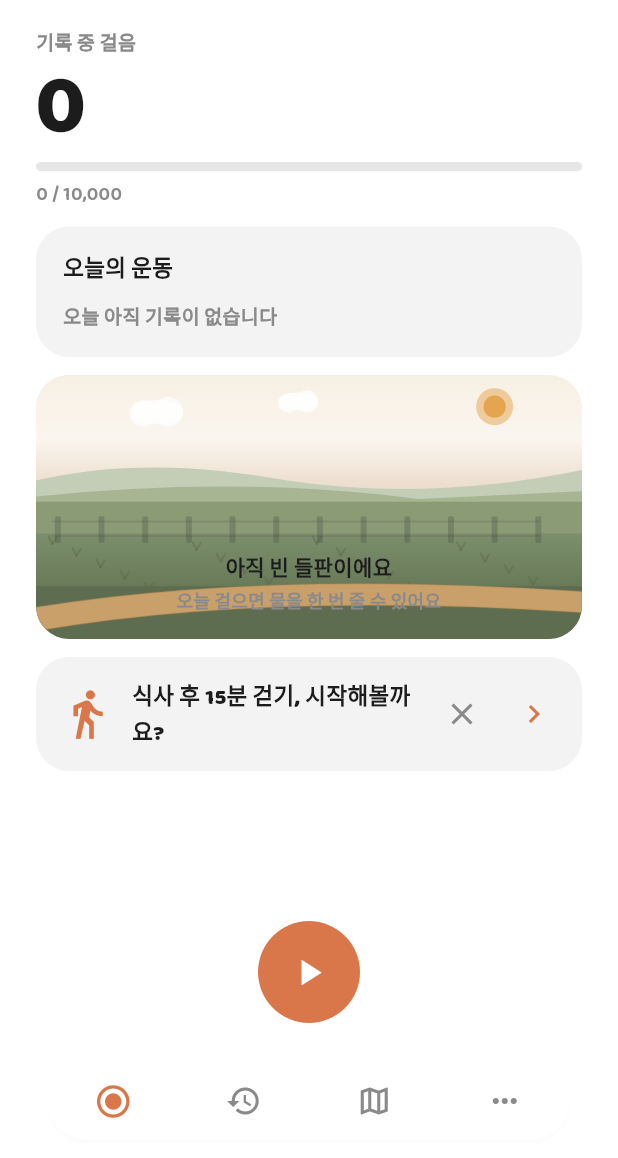
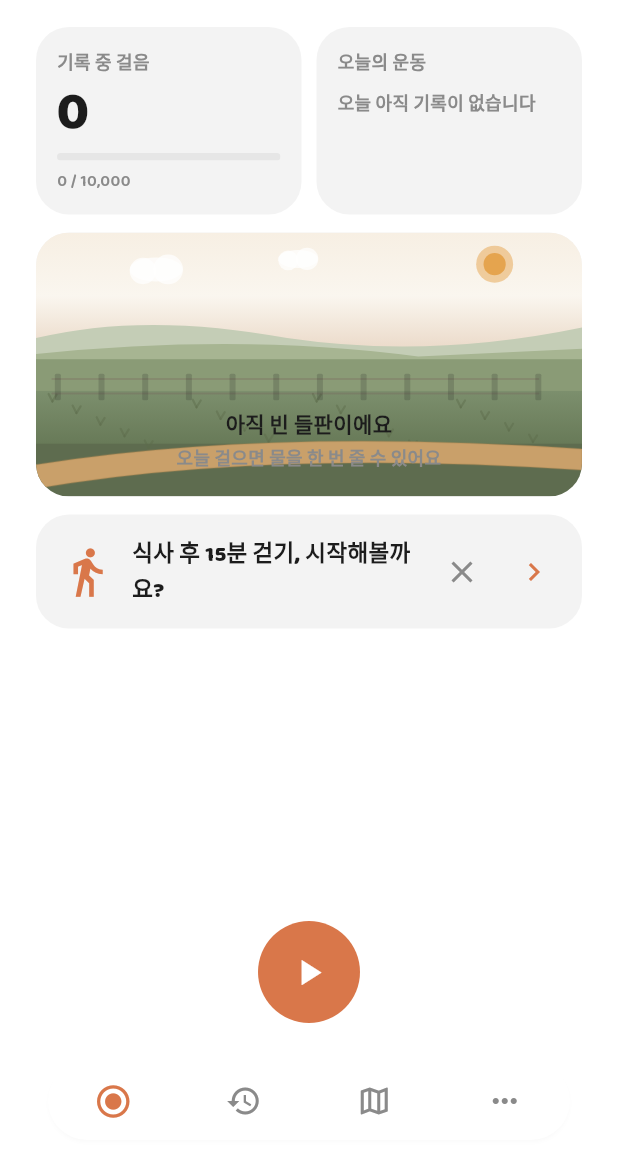
Before and after one commit to funexcloud/balmi, a Flutter app: the AppShell screen opened directly, on a phone screen of 412 x 824 dp, the part 78-1236 px from its top. Run offline on Flutter 3.47's test engine with Material 3 defaults, Android fonts, the phone set to English and light mode, and no system bars; our stand-ins replace drift, flutter_local_notifications, flutter_map, flutter_tts, geolocator, latlong2 and 4 more; missing offline and left inert: flutter_foreground_task; accounts and stored records are empty; generated files the repository leaves out were written again; statements that could not run were skipped.

Commit message:
feat(home): put 오늘 걸음 and 오늘의 운동 side by side
Equal Expanded cards in one home row (steps + goal | exercise time/km).
Bump to 0.1.13+15 for v0.1.13-mvp APK refresh.

Co-authored-by: 송지훈 / Jihoon Song <kwangrun.dev@gmail.com>

```diff
--- a/lib/features/home/home_screen.dart
+++ b/lib/features/home/home_screen.dart
@@ -129,17 +129,28 @@ class _HomeScreenState extends State<HomeScreen> {
           child: ListView(
             padding: const EdgeInsets.fromLTRB(24, 12, 24, 16),
             children: [
-              TodayHero(
+              IntrinsicHeight(
+                child: Row(
+                  crossAxisAlignment: CrossAxisAlignment.stretch,
+                  children: [
+                    Expanded(
+                      child: TodayStepsCard(
                         steps: steps.displaySteps,
                         stepLabel: steps.label,
-                stats: _today,
                         stepGoal: stepGoal.goal,
                       ),
-              const SizedBox(height: 12),
-              TodayExerciseCard(
+                    ),
+                    const SizedBox(width: 10),
+                    Expanded(
+                      child: TodayExerciseCard(
                         stats: _today,
                         exerciseMinutes: stepGoal.exerciseMinutes,
                         exerciseKm: stepGoal.exerciseKm,
+                        compact: true,
+                      ),
+                    ),
+                  ],
+                ),
               ),
               const SizedBox(height: 12),
               FarmStatusCard(
--- a/lib/widgets/today_exercise_card.dart
+++ b/lib/widgets/today_exercise_card.dart
@@ -11,11 +11,15 @@ class TodayExerciseCard extends StatelessWidget {
     required this.stats,
     required this.exerciseMinutes,
     required this.exerciseKm,
+    this.compact = false,
   });
 
   final PeriodStats stats;
   final int exerciseMinutes;
   final double exerciseKm;
+
+  /// Tighter padding / type for half-width home row.
+  final bool compact;
 
   @override
   Widget build(BuildContext context) {
@@ -24,31 +28,39 @@ class TodayExerciseCard extends StatelessWidget {
       exerciseMinutes: exerciseMinutes,
       exerciseKm: exerciseKm,
     );
+    final pad = compact ? 14.0 : 18.0;
     return Semantics(
       label: stats.isEmpty
           ? '${BalmiCopy.todayExercise}. ${BalmiCopy.todayEmpty}'
           : '${BalmiCopy.todayExercise} ${_minutesLine(progress)} ${_kmLine(progress)}',
       child: Container(
         width: double.infinity,
-        padding: const EdgeInsets.fromLTRB(18, 16, 18, 16),
+        padding: EdgeInsets.fromLTRB(pad, pad, pad, pad),
         decoration: BalmiTheme.card(),
         child: Column(
           crossAxisAlignment: CrossAxisAlignment.start,
           children: [
             Text(
               BalmiCopy.todayExercise,
-              style: BalmiTheme.body(size: 15, weight: FontWeight.w800),
+              style: BalmiTheme.body(
+                size: compact ? 12 : 15,
+                weight: FontWeight.w800,
+                color: BalmiColors.sub,
+              ),
             ),
-            const SizedBox(height: 10),
+            SizedBox(height: compact ? 8 : 10),
             if (stats.isEmpty)
               Text(
                 BalmiCopy.todayEmpty,
-                style: BalmiTheme.body(size: 13, color: BalmiColors.sub),
+                style: BalmiTheme.body(
+                  size: compact ? 12 : 13,
+                  color: BalmiColors.sub,
+                ),
               )
             else ...[
               if (stats.sessions > 1)
                 Padding(
-                  padding: const EdgeInsets.only(bottom: 8),
+                  padding: EdgeInsets.only(bottom: compact ? 6 : 8),
                   child: Text(
                     '${stats.sessions}회',
                     style: BalmiTheme.body(size: 12, color: BalmiColors.sub),
@@ -58,12 +70,14 @@ class TodayExerciseCard extends StatelessWidget {
                 icon: Icons.timer_outlined,
                 line: _minutesLine(progress),
                 ratio: progress.minutesRatio,
+                compact: compact,
               ),
-              const SizedBox(height: 10),
+              SizedBox(height: compact ? 8 : 10),
               _GoalTrack(
                 icon: Icons.route_outlined,
                 line: _kmLine(progress),
                 ratio: progress.kmRatio,
+                compact: compact,
               ),
             ],
           ],
@@ -84,11 +98,13 @@ class _GoalTrack extends StatelessWidget {
     required this.icon,
     required this.line,
     required this.ratio,
+    this.compact = false,
   });
 
   final IconData icon;
   final String line;
   final double ratio;
+  final bool compact;
 
   @override
   Widget build(BuildContext context) {
@@ -97,19 +113,24 @@ class _GoalTrack extends StatelessWidget {
       children: [
         Row(
           children: [
-            Icon(icon, size: 16, color: BalmiColors.potato),
+            Icon(icon, size: compact ? 14 : 16, color: BalmiColors.potato),
             const SizedBox(width: 6),
             Expanded(
-              child: Text(line, style: BalmiTheme.num(size: 16)),
+              child: Text(
+                line,
+                style: BalmiTheme.num(size: compact ? 13 : 16),
+                maxLines: 2,
+                overflow: TextOverflow.ellipsis,
+              ),
             ),
           ],
         ),
-        const SizedBox(height: 6),
+        SizedBox(height: compact ? 5 : 6),
         ClipRRect(
           borderRadius: BorderRadius.circular(4),
           child: LinearProgressIndicator(
             value: ratio,
-            minHeight: 5,
+            minHeight: compact ? 4 : 5,
             color: BalmiColors.potato,
             backgroundColor: BalmiColors.line,
           ),
--- a/lib/widgets/today_summary_card.dart
+++ b/lib/widgets/today_summary_card.dart
@@ -12,6 +12,8 @@ class TodayHero extends StatelessWidget {
     required this.stepLabel,
     required this.steps,
     this.stepGoal,
+    this.compact = false,
+    this.showWorkoutExtras = true,
   });
 
   final PeriodStats stats;
@@ -19,42 +21,57 @@ class TodayHero extends StatelessWidget {
   final int steps;
   final int? stepGoal;
 
+  /// Smaller type for half-width home row.
+  final bool compact;
+
+  /// When false, only steps + goal (no km / duration line).
+  final bool showWorkoutExtras;
+
   @override
   Widget build(BuildContext context) {
     final goal = stepGoal;
     final hasGoal = goal != null && goal > 0;
     final ratio = hasGoal ? (steps / goal).clamp(0.0, 1.0) : null;
+    final numSize = compact ? 36.0 : 56.0;
+    final labelSize = compact ? 12.0 : 13.0;
     return Semantics(
       label: '$stepLabel $steps'
           '${hasGoal ? ' / $goal' : ''}'
-          '${stats.isEmpty ? '' : ' ${formatKm(stats.distM)}km ${formatElapsed(stats.duration)}'}',
+          '${!showWorkoutExtras || stats.isEmpty ? '' : ' ${formatKm(stats.distM)}km ${formatElapsed(stats.duration)}'}',
       child: Column(
         crossAxisAlignment: CrossAxisAlignment.start,
         children: [
           Text(
             stepLabel,
-            style: BalmiTheme.body(size: 13, color: BalmiColors.sub),
+            style: BalmiTheme.body(
+              size: labelSize,
+              weight: FontWeight.w800,
+              color: BalmiColors.sub,
+            ),
           ),
-          const SizedBox(height: 4),
-          Text('$steps', style: BalmiTheme.num(size: 56)),
+          SizedBox(height: compact ? 6 : 4),
+          Text('$steps', style: BalmiTheme.num(size: numSize)),
           if (hasGoal) ...[
-            const SizedBox(height: 8),
+            SizedBox(height: compact ? 8 : 8),
             ClipRRect(
               borderRadius: BorderRadius.circular(4),
               child: LinearProgressIndicator(
                 value: ratio,
-                minHeight: 6,
+                minHeight: compact ? 5 : 6,
                 color: BalmiColors.potato,
                 backgroundColor: BalmiColors.line,
               ),
             ),
-            const SizedBox(height: 6),
+            SizedBox(height: compact ? 6 : 6),
             Text(
               '${formatSteps(steps)} / ${formatSteps(goal)}',
-              style: BalmiTheme.body(size: 13, color: BalmiColors.sub),
+              style: BalmiTheme.body(
+                size: compact ? 11 : 13,
+                color: BalmiColors.sub,
+              ),
             ),
           ],
-          if (!stats.isEmpty) ...[
+          if (showWorkoutExtras && !stats.isEmpty) ...[
             const SizedBox(height: 6),
             Row(
               children: [
@@ -65,6 +82,37 @@ class TodayHero extends StatelessWidget {
             ),
           ],
         ],
+      ),
+    );
+  }
+}
+
+/// Home half-width card: 오늘 걸음 count + goal progress.
+class TodayStepsCard extends StatelessWidget {
+  const TodayStepsCard({
+    super.key,
+    required this.stepLabel,
+    required this.steps,
+    this.stepGoal,
+  });
+
+  final String stepLabel;
+  final int steps;
+  final int? stepGoal;
+
+  @override
+  Widget build(BuildContext context) {
+    return Container(
+      width: double.infinity,
+      padding: const EdgeInsets.fromLTRB(14, 14, 14, 14),
+      decoration: BalmiTheme.card(),
+      child: TodayHero(
+        stats: summarizeEmpty,
+        stepLabel: stepLabel,
+        steps: steps,
+        stepGoal: stepGoal,
+        compact: true,
+        showWorkoutExtras: false,
       ),
     );
   }
--- a/pubspec.yaml
+++ b/pubspec.yaml
@@ -16,7 +16,7 @@ publish_to: 'none' # Remove this line if you wish to publish to pub.dev
 # https://developer.apple.com/library/archive/documentation/General/Reference/InfoPlistKeyReference/Articles/CoreFoundationKeys.html
 # In Windows, build-name is used as the major, minor, and patch parts
 # of the product and file versions while build-number is used as the build suffix.
-version: 0.1.13+14
+version: 0.1.13+15
 
 environment:
   sdk: ^3.13.1
```
Also changed, not shown: 3 other files. Lines whose indentation alone changed are shown as unchanged.
